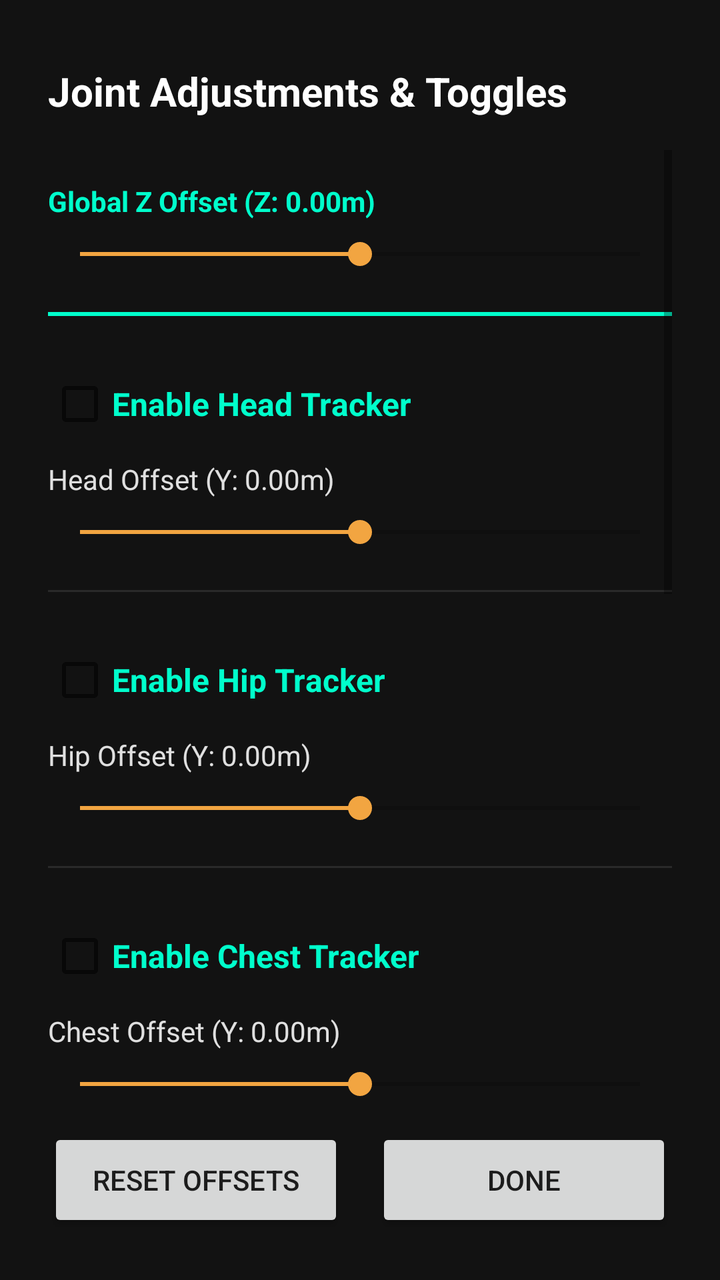
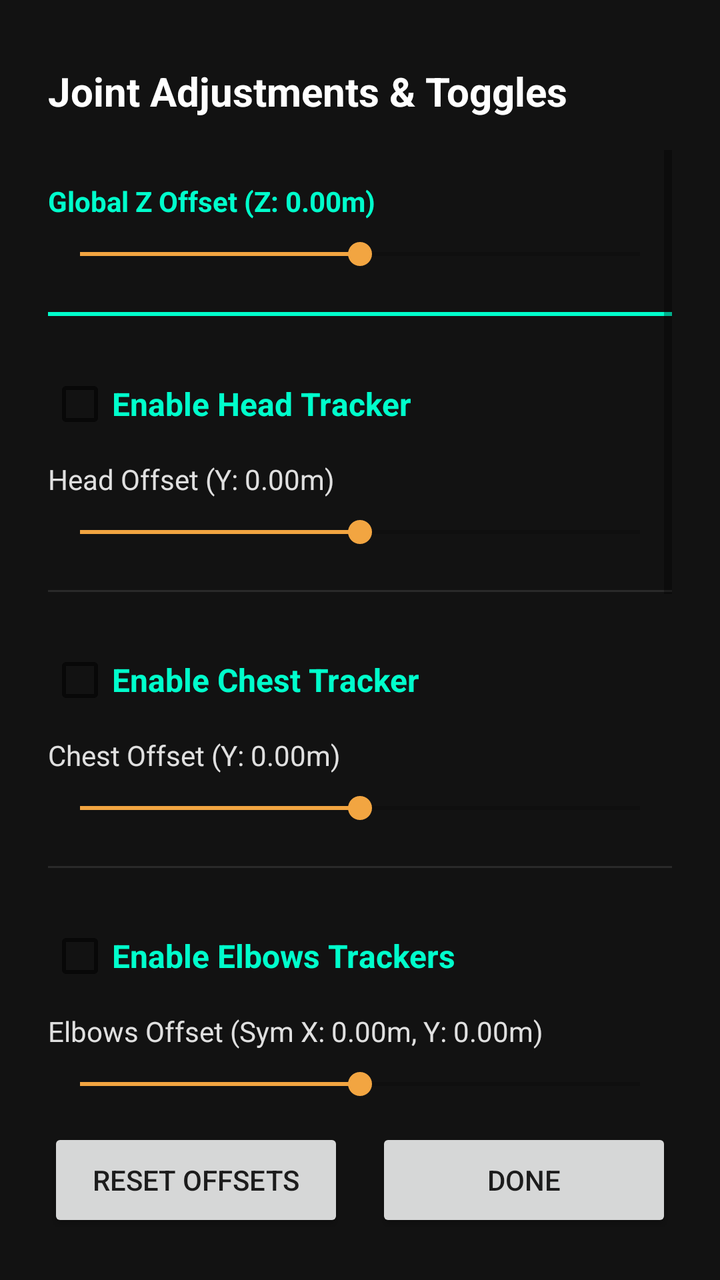

Two renders of the same Android screen: before a commit and after it. Below are the layout's source before the change and the commit's diff.
<!-- AndroidManifest.xml: application theme Theme.VRBodyTracker -->
<!-- res/layout/dialog_joint_adjustments.xml -->
<?xml version="1.0" encoding="utf-8"?>
<LinearLayout xmlns:android="http://schemas.android.com/apk/res/android"
    android:layout_width="match_parent"
    android:layout_height="match_parent"
    android:background="#121212"
    android:orientation="vertical"
    android:padding="24dp">

    <TextView
        android:layout_width="match_parent"
        android:layout_height="wrap_content"
        android:layout_marginTop="8dp"
        android:layout_marginBottom="8dp"
        android:text="Joint Adjustments &amp; Toggles"
        android:textColor="#FFFFFF"
        android:textSize="20sp"
        android:textStyle="bold" />

    <ScrollView
        android:layout_width="match_parent"
        android:layout_height="0dp"
        android:layout_marginTop="8dp"
        android:layout_marginBottom="16dp"
        android:layout_weight="1"
        android:fillViewport="true">

        <LinearLayout
            android:layout_width="match_parent"
            android:layout_height="wrap_content"
            android:orientation="vertical">

            
            <TextView
                android:id="@+id/globalZLabel"
                android:layout_width="match_parent"
                android:layout_height="wrap_content"
                android:layout_marginTop="16dp"
                android:text="Global Z Offset (Z: 0.00m)"
                android:textColor="#00FFCC"
                android:textSize="14sp"
                android:textStyle="bold" />

            <SeekBar
                android:id="@+id/globalZSeekBar"
                android:layout_width="match_parent"
                android:layout_height="wrap_content"
                android:layout_marginTop="8dp"
                android:layout_marginBottom="12dp"
                android:max="200"
                android:progress="100" />

            <View
                android:layout_width="match_parent"
                android:layout_height="2dp"
                android:layout_marginVertical="8dp"
                android:background="#00FFCC" />

            
            <CheckBox
                android:id="@+id/headCheckBox"
                android:layout_width="match_parent"
                android:layout_height="wrap_content"
                android:layout_marginTop="12dp"
                android:text="Enable Head Tracker"
                android:textColor="#00FFCC"
                android:textSize="16sp"
                android:textStyle="bold" />

            <TextView
                android:id="@+id/headLabel"
                android:layout_width="match_parent"
                android:layout_height="wrap_content"
                android:layout_marginTop="4dp"
                android:text="Head Offset (Y: 0.00m)"
                android:textColor="#E0E0E0"
                android:textSize="14sp" />

            <SeekBar
                android:id="@+id/headYSeekBar"
                android:layout_width="match_parent"
                android:layout_height="wrap_content"
                android:layout_marginTop="8dp"
                android:layout_marginBottom="12dp"
                android:max="200"
                android:progress="100" />

            <View
                android:layout_width="match_parent"
                android:layout_height="1dp"
                android:layout_marginVertical="8dp"
                android:background="#2A2A2A" />

            
            <CheckBox
                android:id="@+id/hipCheckBox"
                android:layout_width="match_parent"
                android:layout_height="wrap_content"
                android:layout_marginTop="12dp"
                android:text="Enable Hip Tracker"
                android:textColor="#00FFCC"
                android:textSize="16sp"
                android:textStyle="bold" />

            <TextView
                android:id="@+id/hipLabel"
                android:layout_width="match_parent"
                android:layout_height="wrap_content"
                android:layout_marginTop="4dp"
                android:text="Hip Offset (Y: 0.00m)"
                android:textColor="#E0E0E0"
                android:textSize="14sp" />

            <SeekBar
                android:id="@+id/hipYSeekBar"
                android:layout_width="match_parent"
                android:layout_height="wrap_content"
                android:layout_marginTop="8dp"
                android:layout_marginBottom="12dp"
                android:max="200"
                android:progress="100" />

            <View
                android:layout_width="match_parent"
                android:layout_height="1dp"
                android:layout_marginVertical="8dp"
                android:background="#2A2A2A" />

            
            <CheckBox
                android:id="@+id/chestCheckBox"
                android:layout_width="match_parent"
                android:layout_height="wrap_content"
                android:layout_marginTop="12dp"
                android:text="Enable Chest Tracker"
                android:textColor="#00FFCC"
                android:textSize="16sp"
                android:textStyle="bold" />

            <TextView
                android:id="@+id/chestLabel"
                android:layout_width="match_parent"
                android:layout_height="wrap_content"
                android:layout_marginTop="4dp"
                android:text="Chest Offset (Y: 0.00m)"
                android:textColor="#E0E0E0"
                android:textSize="14sp" />

            <SeekBar
                android:id="@+id/chestYSeekBar"
                android:layout_width="match_parent"
                android:layout_height="wrap_content"
                android:layout_marginTop="8dp"
                android:layout_marginBottom="12dp"
                android:max="200"
                android:progress="100" />

            <View
                android:layout_width="match_parent"
                android:layout_height="1dp"
                android:layout_marginVertical="8dp"
                android:background="#2A2A2A" />

            
            <CheckBox
                android:id="@+id/feetCheckBox"
                android:layout_width="match_parent"
                android:layout_height="wrap_content"
                android:layout_marginTop="12dp"
                android:text="Enable Feet Trackers"
                android:textColor="#00FFCC"
                android:textSize="16sp"
                android:textStyle="bold" />

            <TextView
                android:id="@+id/feetLabel"
                android:layout_width="match_parent"
                android:layout_height="wrap_content"
                android:layout_marginTop="4dp"
                android:text="Feet Offset (Sym X: 0.00m, Y: 0.00m)"
                android:textColor="#E0E0E0"
                android:textSize="14sp" />

            <SeekBar
                android:id="@+id/feetXSeekBar"
                android:layout_width="match_parent"
                android:layout_height="wrap_content"
                android:layout_marginTop="8dp"
                android:layout_marginBottom="8dp"
                android:max="200"
                android:progress="100" />

            <SeekBar
                android:id="@+id/feetYSeekBar"
                android:layout_width="match_parent"
                android:layout_height="wrap_content"
                android:layout_marginTop="8dp"
                android:layout_marginBottom="12dp"
                android:max="200"
                android:progress="100" />

            <View
                android:layout_width="match_parent"
                android:layout_height="1dp"
                android:layout_marginVertical="8dp"
                android:background="#2A2A2A" />

            
            <CheckBox
                android:id="@+id/kneesCheckBox"
                android:layout_width="match_parent"
                android:layout_height="wrap_content"
                android:layout_marginTop="12dp"
                android:text="Enable Knees Trackers"
                android:textColor="#00FFCC"
                android:textSize="16sp"
                android:textStyle="bold" />

            <TextView
                android:id="@+id/kneesLabel"
                android:layout_width="match_parent"
                android:layout_height="wrap_content"
                android:layout_marginTop="4dp"
                android:text="Knees Offset (Sym X: 0.00m, Y: 0.00m)"
                android:textColor="#E0E0E0"
                android:textSize="14sp" />

            <SeekBar
                android:id="@+id/kneesXSeekBar"
                android:layout_width="match_parent"
                android:layout_height="wrap_content"
                android:layout_marginTop="8dp"
                android:layout_marginBottom="8dp"
                android:max="200"
                android:progress="100" />

            <SeekBar
                android:id="@+id/kneesYSeekBar"
                android:layout_width="match_parent"
                android:layout_height="wrap_content"
                android:layout_marginTop="8dp"
                android:layout_marginBottom="12dp"
                android:max="200"
                android:progress="100" />

            <View
                android:layout_width="match_parent"
                android:layout_height="1dp"
                android:layout_marginVertical="8dp"
                android:background="#2A2A2A" />

            
            <CheckBox
                android:id="@+id/elbowsCheckBox"
                android:layout_width="match_parent"
                android:layout_height="wrap_content"
                android:layout_marginTop="12dp"
                android:text="Enable Elbows Trackers"
                android:textColor="#00FFCC"
                android:textSize="16sp"
                android:textStyle="bold" />

            <TextView
                android:id="@+id/elbowsLabel"
                android:layout_width="match_parent"
                android:layout_height="wrap_content"
                android:layout_marginTop="4dp"
                android:text="Elbows Offset (Sym X: 0.00m, Y: 0.00m)"
                android:textColor="#E0E0E0"
                android:textSize="14sp" />

            <SeekBar
                android:id="@+id/elbowsXSeekBar"
                android:layout_width="match_parent"
                android:layout_height="wrap_content"
                android:layout_marginTop="8dp"
                android:layout_marginBottom="8dp"
                android:max="200"
                android:progress="100" />

            <SeekBar
                android:id="@+id/elbowsYSeekBar"
                android:layout_width="match_parent"
                android:layout_height="wrap_content"
                android:layout_marginTop="8dp"
                android:layout_marginBottom="16dp"
                android:max="200"
                android:progress="100" />

        </LinearLayout>
    </ScrollView>

    <LinearLayout
        android:layout_width="match_parent"
        android:layout_height="wrap_content"
        android:orientation="horizontal">

        <Button
            android:id="@+id/resetOffsetsButton"
            android:layout_width="0dp"
            android:layout_height="52dp"
            android:layout_marginEnd="8dp"
            android:layout_weight="1"
            android:text="Reset Offsets" />

        <Button
            android:id="@+id/closeDialogButton"
            android:layout_width="0dp"
            android:layout_height="52dp"
            android:layout_marginStart="8dp"
            android:layout_weight="1"
            android:text="Done" />
    </LinearLayout>

</LinearLayout>
<!-- resources referenced by this layout -->
<resources>
  <style name="Theme.VRBodyTracker" parent="Theme.MaterialComponents.DayNight.NoActionBar">
          <item name="colorPrimary">#0B6E4F</item>
          <item name="colorPrimaryVariant">#09543D</item>
          <item name="colorOnPrimary">#FFFFFF</item>
          <item name="colorSecondary">#F2A541</item>
          <item name="colorOnSecondary">#1A1A1A</item>
          <item name="android:statusBarColor" tools:targetApi="l">#000000</item>
      </style>
</resources>

<!-- the commit's change to res/layout/dialog_joint_adjustments.xml (unified diff, before → after) -->
@@ -46,8 +46,8 @@
                 android:layout_height="wrap_content"
                 android:layout_marginTop="8dp"
                 android:layout_marginBottom="12dp"
-                android:max="200"
-                android:progress="100" />
+                android:max="100"
+                android:progress="50" />
 
             <View
                 android:layout_width="match_parent"
@@ -81,8 +81,87 @@
                 android:layout_height="wrap_content"
                 android:layout_marginTop="8dp"
                 android:layout_marginBottom="12dp"
-                android:max="200"
-                android:progress="100" />
+                android:max="100"
+                android:progress="50" />
+
+            <View
+                android:layout_width="match_parent"
+                android:layout_height="1dp"
+                android:layout_marginVertical="8dp"
+                android:background="#2A2A2A" />
+
+            
+            <CheckBox
+                android:id="@+id/chestCheckBox"
+                android:layout_width="match_parent"
+                android:layout_height="wrap_content"
+                android:layout_marginTop="12dp"
+                android:text="Enable Chest Tracker"
+                android:textColor="#00FFCC"
+                android:textSize="16sp"
+                android:textStyle="bold" />
+
+            <TextView
+                android:id="@+id/chestLabel"
+                android:layout_width="match_parent"
+                android:layout_height="wrap_content"
+                android:layout_marginTop="4dp"
+                android:text="Chest Offset (Y: 0.00m)"
+                android:textColor="#E0E0E0"
+                android:textSize="14sp" />
+
+            <SeekBar
+                android:id="@+id/chestYSeekBar"
+                android:layout_width="match_parent"
+                android:layout_height="wrap_content"
+                android:layout_marginTop="8dp"
+                android:layout_marginBottom="12dp"
+                android:max="100"
+                android:progress="50" />
+
+            <View
+                android:layout_width="match_parent"
+                android:layout_height="1dp"
+                android:layout_marginVertical="8dp"
+                android:background="#2A2A2A" />
+
+            
+            <CheckBox
+                android:id="@+id/elbowsCheckBox"
+                android:layout_width="match_parent"
+                android:layout_height="wrap_content"
+                android:layout_marginTop="12dp"
+                android:text="Enable Elbows Trackers"
+                android:textColor="#00FFCC"
+                android:textSize="16sp"
+                android:textStyle="bold" />
+
+            <TextView
+                android:id="@+id/elbowsLabel"
+                android:layout_width="match_parent"
+                android:layout_height="wrap_content"
+                android:layout_marginTop="4dp"
+                android:text="Elbows Offset (Sym X: 0.00m, Y: 0.00m)"
+                android:textColor="#E0E0E0"
+                android:textSize="14sp" />
+
+            <SeekBar
+                android:id="@+id/elbowsXSeekBar"
+                android:layout_width="match_parent"
+                android:layout_height="wrap_content"
+                android:layout_marginTop="8dp"
+                android:layout_marginBottom="8dp"
+                android:max="100"
+                android:progress="50" />
+
+            <SeekBar
+                android:id="@+id/elbowsYSeekBar"
+                android:layout_width="match_parent"
+                android:layout_height="wrap_content"
+                android:layout_marginTop="8dp"
+                android:layout_marginBottom="12dp"
+                android:max="100"
+                android:progress="50" />
 
             <View
                 android:layout_width="match_parent"
@@ -116,43 +195,52 @@
                 android:layout_height="wrap_content"
                 android:layout_marginTop="8dp"
                 android:layout_marginBottom="12dp"
-                android:max="200"
-                android:progress="100" />
-
-            <View
-                android:layout_width="match_parent"
-                android:layout_height="1dp"
-                android:layout_marginVertical="8dp"
-                android:background="#2A2A2A" />
-
-            
-            <CheckBox
-                android:id="@+id/chestCheckBox"
-                android:layout_width="match_parent"
-                android:layout_height="wrap_content"
-                android:layout_marginTop="12dp"
-                android:text="Enable Chest Tracker"
-                android:textColor="#00FFCC"
-                android:textSize="16sp"
-                android:textStyle="bold" />
-
-            <TextView
-                android:id="@+id/chestLabel"
-                android:layout_width="match_parent"
-                android:layout_height="wrap_content"
-                android:layout_marginTop="4dp"
-                android:text="Chest Offset (Y: 0.00m)"
-                android:textColor="#E0E0E0"
-                android:textSize="14sp" />
-
-            <SeekBar
-                android:id="@+id/chestYSeekBar"
-                android:layout_width="match_parent"
-                android:layout_height="wrap_content"
-                android:layout_marginTop="8dp"
-                android:layout_marginBottom="12dp"
-                android:max="200"
-                android:progress="100" />
+                android:max="100"
+                android:progress="50" />
+
+            <View
+                android:layout_width="match_parent"
+                android:layout_height="1dp"
+                android:layout_marginVertical="8dp"
+                android:background="#2A2A2A" />
+
+            
+            <CheckBox
+                android:id="@+id/kneesCheckBox"
+                android:layout_width="match_parent"
+                android:layout_height="wrap_content"
+                android:layout_marginTop="12dp"
+                android:text="Enable Knees Trackers"
+                android:textColor="#00FFCC"
+                android:textSize="16sp"
+                android:textStyle="bold" />
+
+            <TextView
+                android:id="@+id/kneesLabel"
+                android:layout_width="match_parent"
+                android:layout_height="wrap_content"
+                android:layout_marginTop="4dp"
+                android:text="Knees Offset (Sym X: 0.00m, Y: 0.00m)"
+                android:textColor="#E0E0E0"
+                android:textSize="14sp" />
+
+            <SeekBar
+                android:id="@+id/kneesXSeekBar"
+                android:layout_width="match_parent"
+                android:layout_height="wrap_content"
+                android:layout_marginTop="8dp"
+                android:layout_marginBottom="8dp"
+                android:max="100"
+                android:progress="50" />
+
+            <SeekBar
+                android:id="@+id/kneesYSeekBar"
+                android:layout_width="match_parent"
+                android:layout_height="wrap_content"
+                android:layout_marginTop="8dp"
+                android:layout_marginBottom="12dp"
+                android:max="100"
+                android:progress="50" />
 
             <View
                 android:layout_width="match_parent"
@@ -186,105 +274,17 @@
                 android:layout_height="wrap_content"
                 android:layout_marginTop="8dp"
                 android:layout_marginBottom="8dp"
-                android:max="200"
-                android:progress="100" />
+                android:max="100"
+                android:progress="50" />
 
             <SeekBar
                 android:id="@+id/feetYSeekBar"
                 android:layout_width="match_parent"
                 android:layout_height="wrap_content"
                 android:layout_marginTop="8dp"
-                android:layout_marginBottom="12dp"
-                android:max="200"
-                android:progress="100" />
-
-            <View
-                android:layout_width="match_parent"
-                android:layout_height="1dp"
-                android:layout_marginVertical="8dp"
-                android:background="#2A2A2A" />
-
-            
-            <CheckBox
-                android:id="@+id/kneesCheckBox"
-                android:layout_width="match_parent"
-                android:layout_height="wrap_content"
-                android:layout_marginTop="12dp"
-                android:text="Enable Knees Trackers"
-                android:textColor="#00FFCC"
-                android:textSize="16sp"
-                android:textStyle="bold" />
-
-            <TextView
-                android:id="@+id/kneesLabel"
-                android:layout_width="match_parent"
-                android:layout_height="wrap_content"
-                android:layout_marginTop="4dp"
-                android:text="Knees Offset (Sym X: 0.00m, Y: 0.00m)"
-                android:textColor="#E0E0E0"
-                android:textSize="14sp" />
-
-            <SeekBar
-                android:id="@+id/kneesXSeekBar"
-                android:layout_width="match_parent"
-                android:layout_height="wrap_content"
-                android:layout_marginTop="8dp"
-                android:layout_marginBottom="8dp"
-                android:max="200"
-                android:progress="100" />
-
-            <SeekBar
-                android:id="@+id/kneesYSeekBar"
-                android:layout_width="match_parent"
-                android:layout_height="wrap_content"
-                android:layout_marginTop="8dp"
-                android:layout_marginBottom="12dp"
-                android:max="200"
-                android:progress="100" />
-
-            <View
-                android:layout_width="match_parent"
-                android:layout_height="1dp"
-                android:layout_marginVertical="8dp"
-                android:background="#2A2A2A" />
-
-            
-            <CheckBox
-                android:id="@+id/elbowsCheckBox"
-                android:layout_width="match_parent"
-                android:layout_height="wrap_content"
-                android:layout_marginTop="12dp"
-                android:text="Enable Elbows Trackers"
-                android:textColor="#00FFCC"
-                android:textSize="16sp"
-                android:textStyle="bold" />
-
-            <TextView
-                android:id="@+id/elbowsLabel"
-                android:layout_width="match_parent"
-                android:layout_height="wrap_content"
-                android:layout_marginTop="4dp"
-                android:text="Elbows Offset (Sym X: 0.00m, Y: 0.00m)"
-                android:textColor="#E0E0E0"
-                android:textSize="14sp" />
-
-            <SeekBar
-                android:id="@+id/elbowsXSeekBar"
-                android:layout_width="match_parent"
-                android:layout_height="wrap_content"
-                android:layout_marginTop="8dp"
-                android:layout_marginBottom="8dp"
-                android:max="200"
-                android:progress="100" />
-
-            <SeekBar
-                android:id="@+id/elbowsYSeekBar"
-                android:layout_width="match_parent"
-                android:layout_height="wrap_content"
-                android:layout_marginTop="8dp"
                 android:layout_marginBottom="16dp"
-                android:max="200"
-                android:progress="100" />
+                android:max="100"
+                android:progress="50" />
 
         </LinearLayout>
     </ScrollView>
